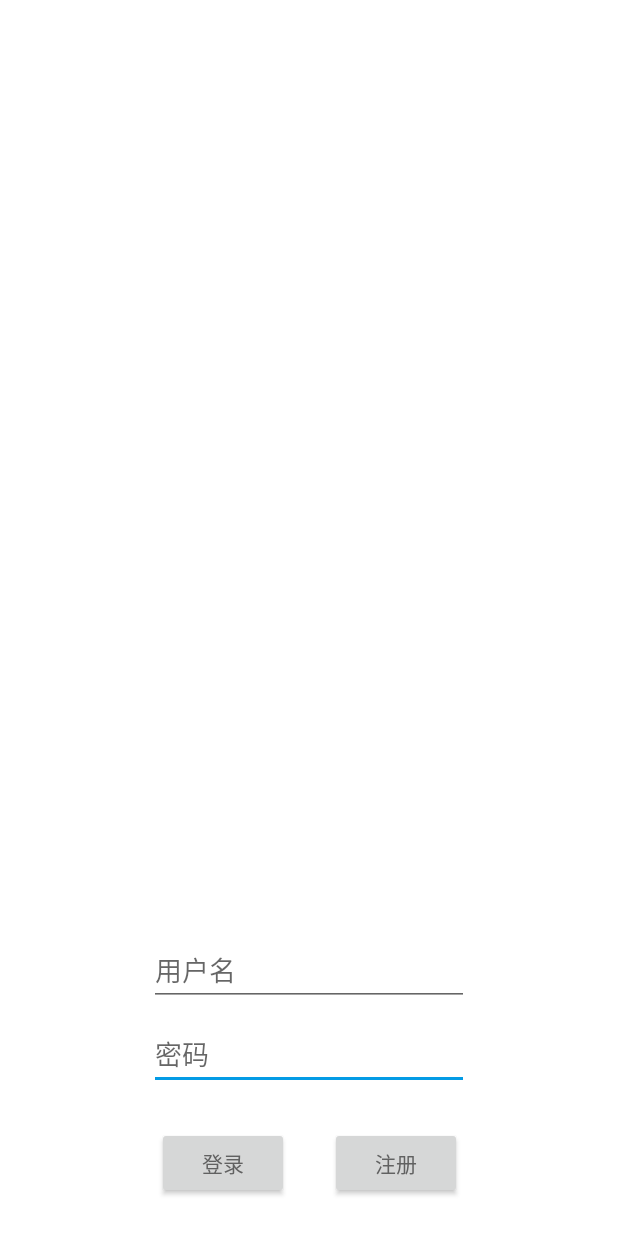
After one commit to MashPlant/News, an Android app: the layout login_dialog.xml on its own in the app's theme, with its tools: preview values and no code run, on a phone screen of 412 x 824 dp. The commit adds this screen. Run offline under Robolectric (Android 15) with nearby library versions, the phone set to English and light mode, and no system bars.

Commit message:
完成了用户登录&加密

```diff
--- a/app/src/main/java/com/java/lichenhao/ParcelHelper.java
+++ b/app/src/main/java/com/java/lichenhao/ParcelHelper.java
@@ -12,5 +12,9 @@ public class ParcelHelper {
     // 看起来还是没有更好的方法?
     @NonNull
     @SuppressWarnings("unchecked")
-    public static final Parcelable.Creator<NewsExt> CREATOR = NewsExt.CREATOR;
+    public static final Parcelable.Creator<NewsExt> NEWS_EXT_CREATOR = NewsExt.CREATOR;
+
+    @NonNull
+    @SuppressWarnings("unchecked")
+    public static final Parcelable.Creator<AccountStore> ACCOUNT_STORE_CREATOR = AccountStore.CREATOR;
 }
--- a/app/src/main/res/layout/activity_splash.xml
+++ b/app/src/main/res/layout/activity_splash.xml
@@ -17,17 +17,17 @@
             app:layout_constraintEnd_toEndOf="parent"
             app:layout_constraintStart_toStartOf="parent"
             app:layout_constraintTop_toTopOf="parent"
-        app:layout_constraintVertical_bias="0.918" />
+            app:layout_constraintVertical_bias="0.918"/>
 
     <TextView
+            android:text="加载中..."
             android:id="@+id/splash_init_state"
             android:layout_width="wrap_content"
             android:layout_height="wrap_content"
             android:layout_marginStart="8dp"
             android:layout_marginEnd="8dp"
             android:layout_marginBottom="244dp"
-        android:text="TextView"
             app:layout_constraintBottom_toBottomOf="parent"
             app:layout_constraintEnd_toEndOf="parent"
-        app:layout_constraintStart_toStartOf="parent" />
+            app:layout_constraintStart_toStartOf="parent"/>
 </android.support.constraint.ConstraintLayout>
--- /dev/null
+++ b/app/src/main/res/layout/login_dialog.xml
@@ -0,0 +1,59 @@
+<?xml version="1.0" encoding="utf-8"?>
+<android.support.constraint.ConstraintLayout xmlns:android="http://schemas.android.com/apk/res/android"
+                                             xmlns:app="http://schemas.android.com/apk/res-auto"
+                                             xmlns:tools="http://schemas.android.com/tools" android:layout_width="match_parent"
+                                             android:layout_height="match_parent">
+    <android.support.constraint.ConstraintLayout
+            android:layout_width="219dp"
+            android:layout_height="81dp"
+            app:layout_constraintEnd_toEndOf="parent" android:layout_marginEnd="8dp" android:layout_marginBottom="8dp"
+            app:layout_constraintBottom_toBottomOf="parent"
+            app:layout_constraintStart_toStartOf="parent"
+            android:layout_marginStart="8dp" android:id="@+id/constraintLayout">
+
+        <Button
+                android:text="@string/login_string"
+                android:layout_width="wrap_content"
+                android:layout_height="wrap_content"
+                android:id="@+id/login_button" app:layout_constraintStart_toStartOf="parent"
+                android:layout_marginStart="8dp" android:layout_marginTop="8dp"
+                app:layout_constraintTop_toTopOf="parent" android:layout_marginBottom="8dp"
+                app:layout_constraintBottom_toBottomOf="parent"/>
+        <Button
+                android:text="@string/register_string"
+                android:layout_width="wrap_content"
+                android:layout_height="wrap_content"
+                android:id="@+id/register_button" app:layout_constraintEnd_toEndOf="parent"
+                android:layout_marginEnd="8dp"
+                android:layout_marginBottom="8dp" app:layout_constraintBottom_toBottomOf="parent"
+                android:layout_marginTop="8dp" app:layout_constraintTop_toTopOf="parent"/>
+    </android.support.constraint.ConstraintLayout>
+    <EditText
+            android:layout_width="wrap_content"
+            android:layout_height="wrap_content"
+            android:inputType="textPassword"
+            android:hint="@string/password_string"
+            android:ems="10"
+            android:id="@+id/password_text" android:layout_marginBottom="8dp"
+            app:layout_constraintBottom_toTopOf="@+id/constraintLayout" android:layout_marginStart="8dp"
+            app:layout_constraintStart_toStartOf="parent" android:layout_marginEnd="8dp"
+            app:layout_constraintEnd_toEndOf="parent"/>
+    <EditText
+            android:layout_width="wrap_content"
+            android:layout_height="wrap_content"
+            android:inputType="textPersonName"
+            android:hint="@string/username_string"
+            android:ems="10"
+            android:id="@+id/username_text" android:layout_marginBottom="8dp"
+            app:layout_constraintBottom_toTopOf="@+id/password_text" android:layout_marginEnd="8dp"
+            app:layout_constraintEnd_toEndOf="parent" android:layout_marginStart="8dp"
+            app:layout_constraintStart_toStartOf="parent"/>
+    <TextView
+            android:text=" "
+            android:layout_width="wrap_content"
+            android:layout_height="wrap_content"
+            android:layout_marginBottom="16dp"
+            app:layout_constraintBottom_toTopOf="@+id/username_text" app:layout_constraintStart_toStartOf="parent"
+            android:layout_marginStart="8dp" app:layout_constraintEnd_toEndOf="parent" android:layout_marginEnd="8dp"
+            app:layout_constraintHorizontal_bias="0.309"/>
+</android.support.constraint.ConstraintLayout>
--- a/app/src/main/res/values/strings.xml
+++ b/app/src/main/res/values/strings.xml
@@ -47,4 +47,10 @@
     <string name="shortcut_search_disable">搜索不可用</string>
     <string name="shortcut_search_long">搜索新闻</string>
     <string name="shortcut_search_short">搜索新闻</string>
+
+    <string name="login_register_string">用户登录/注册</string>
+    <string name="login_string">登录</string>
+    <string name="register_string">注册</string>
+    <string name="username_string">用户名</string>
+    <string name="password_string">密码</string>
 </resources>
```
Also changed, not shown: app/src/main/java/com/java/lichenhao/AccountManager.kt (added, +124 -0 lines), app/src/main/java/com/java/lichenhao/LoginDialog.kt (added, +31 -0 lines), app/src/main/java/com/java/lichenhao/NewsAdapter.kt (+17 -19 lines), app/src/main/java/com/java/lichenhao/SplashActivity.kt (+33 -26 lines). Lines whose indentation alone changed are shown as unchanged.
